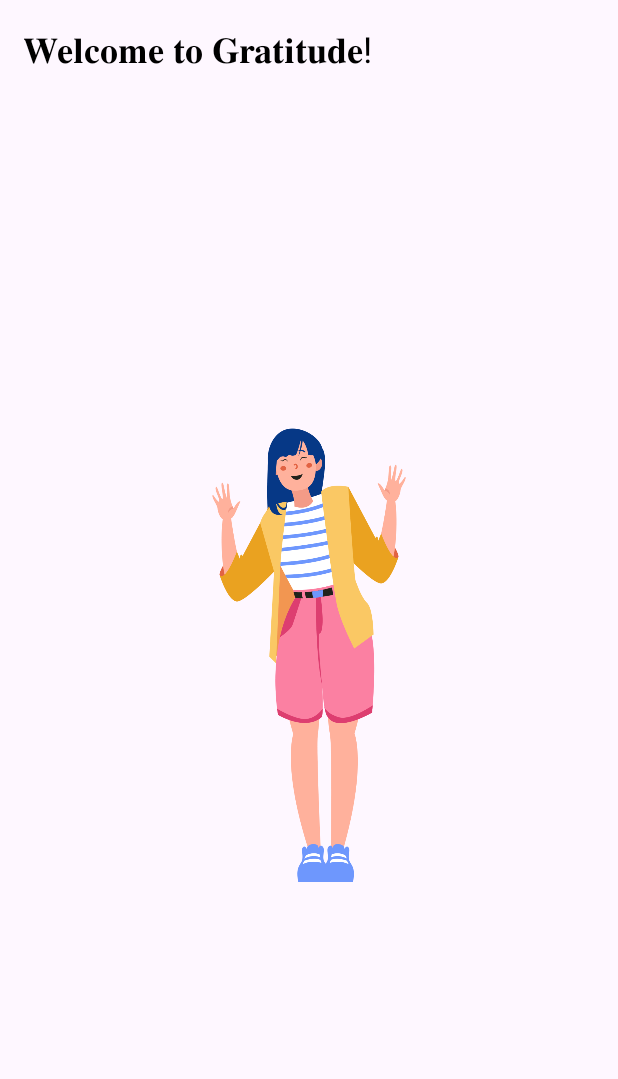
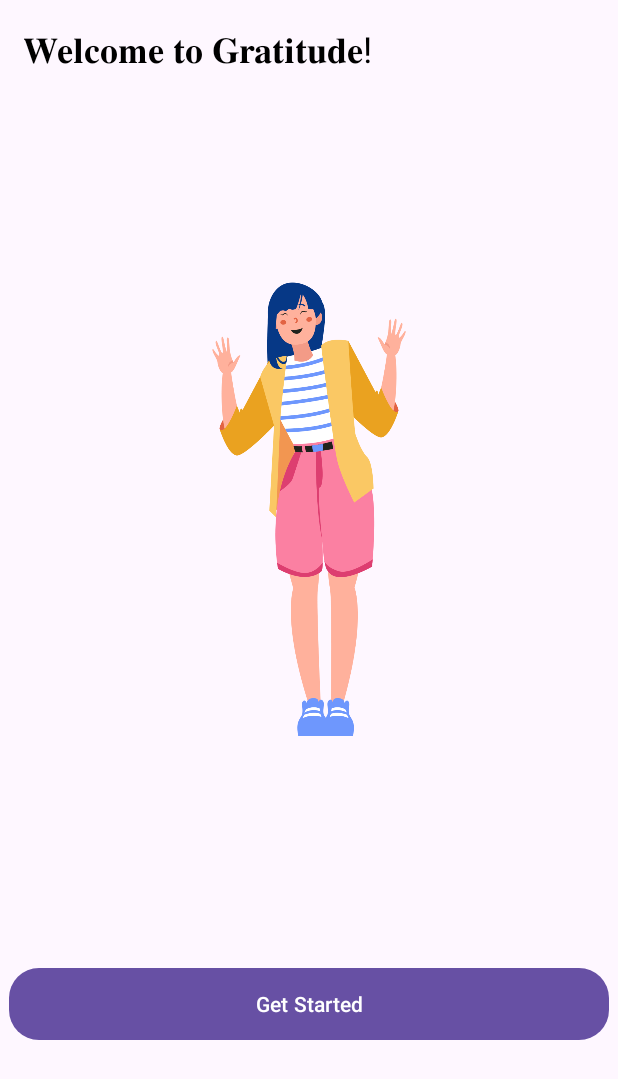
Before and after one commit to ShivangeeRajput/Gratitude, an Android app: the screen it shows after launch (MainActivity), on a phone screen of 412 x 824 dp. Shown: the top 1079 px of the screen. Run offline under Robolectric (Android 15) with nearby library versions, the phone set to English and light mode, and no system bars.

Commit message:
created welcome page

```diff
--- /dev/null
+++ b/app/src/main/res/drawable/theme_enable_btn_background.xml
@@ -0,0 +1,16 @@
+<?xml version="1.0" encoding="utf-8"?>
+<shape xmlns:android="http://schemas.android.com/apk/res/android"
+    xmlns:tools="http://schemas.android.com/tools"
+    android:shape="rectangle"
+    tools:ignore="ExtraText">
+
+    <corners android:radius="20dp"/>
+    <solid android:color="@color/dark_pink"/>
+
+    <padding
+        android:bottom="5dp"
+        android:left="10dp"
+        android:right="10dp"
+        android:top="5dp"/>
+
+</shape>
--- a/app/src/main/res/layout/fragment_welcome.xml
+++ b/app/src/main/res/layout/fragment_welcome.xml
@@ -16,9 +16,18 @@
 
     <ImageView
         android:layout_width="wrap_content"
-        android:layout_height="wrap_content"
+        android:layout_height="580dp"
         android:layout_gravity="center"
         android:src="@drawable/welcome_girl" />
 
+    <Button
+        android:layout_width="400dp"
+        android:layout_height="wrap_content"
+        android:text="Get Started"
+        android:layout_gravity="center"
+        android:layout_marginTop="16dp"
+        android:background="@drawable/theme_enable_btn_background"/>
+
+
 
 </LinearLayout>
```
Also changed, not shown: app/src/main/res/values/colors.xml (+15 -0 lines).
